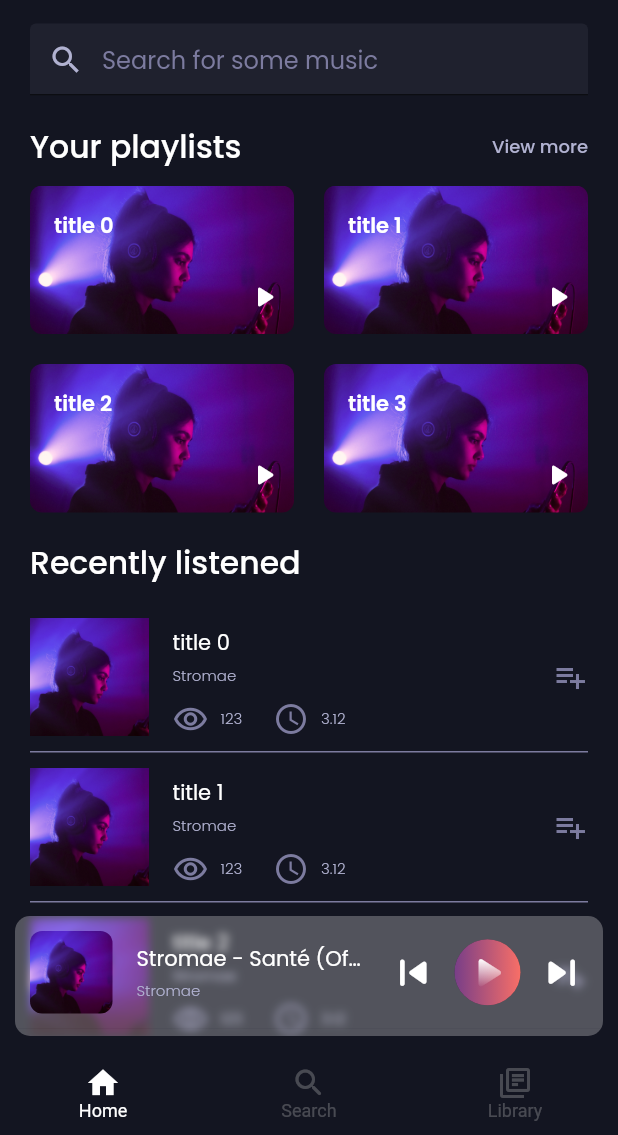
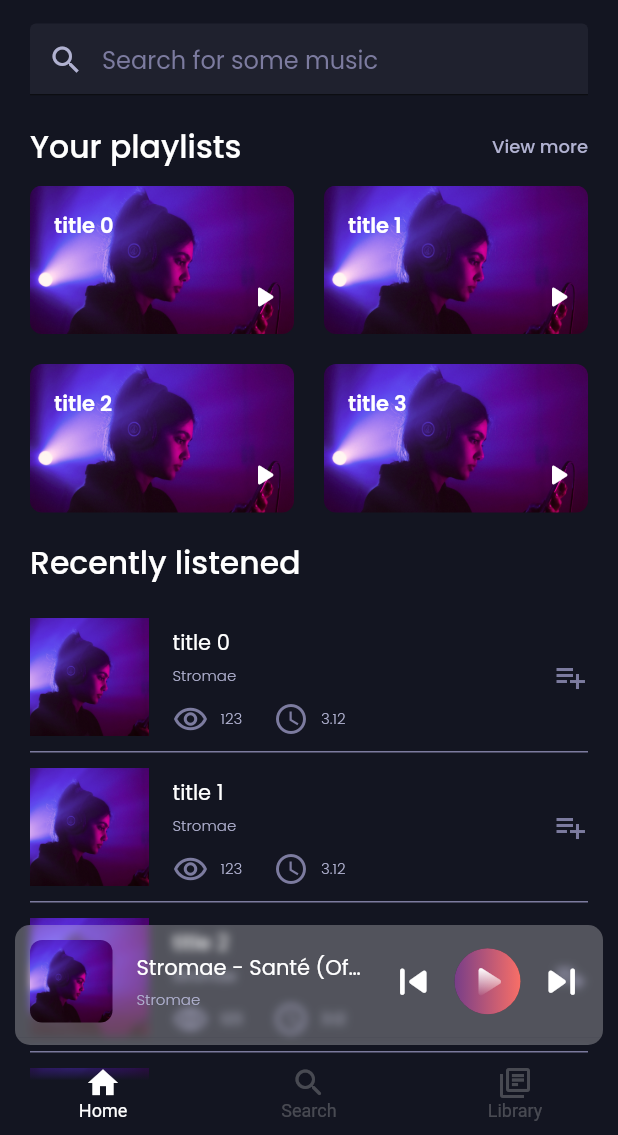
Before and after one commit to DannyPX/rabble, a Flutter app: the MainPage screen opened directly, on a phone screen of 412 x 824 dp, the part 101-1236 px from its top. Run offline on Flutter 3.47's test engine with Material 2 defaults, Android fonts, the phone set to English and light mode, and no system bars; drawn by our look-alikes of searchfield; our stand-ins replace flutter_svg.

Commit message:
Navbar transparency fix

```diff
--- a/lib/views/main.dart
+++ b/lib/views/main.dart
@@ -30,19 +30,23 @@
   @override
   Widget build(BuildContext context) {
     return Scaffold(
+      extendBody: true,
       backgroundColor: cBackgroundColor,
-      // MADE THIS A STACK FOR CURRENTLY PLAYING CARD ADDED LATER
       body: Stack(
         children: [
           SingleChildScrollView(
             child: SafeArea(
               child: Padding(
-                padding: const EdgeInsets.symmetric(horizontal: 20.0),
+                // padding: const EdgeInsets.symmetric(horizontal: 20.0),
+                padding: const EdgeInsets.only(
+                    left: 20.0, right: 20.0, bottom: 83.0),
                 child: _widgetOptions.elementAt(_selectedIndex),
               ),
             ),
           ),
-          Column(
+          Container(
+            margin: const EdgeInsets.only(bottom: 50.0),
+            child: Column(
               crossAxisAlignment: CrossAxisAlignment.center,
               mainAxisSize: MainAxisSize.max,
               mainAxisAlignment: MainAxisAlignment.end,
@@ -59,6 +63,7 @@
                 ),
               ],
             ),
+          ),
         ],
       ),
       bottomNavigationBar: BottomNavigation(
```
Lines whose indentation alone changed are shown as unchanged.
